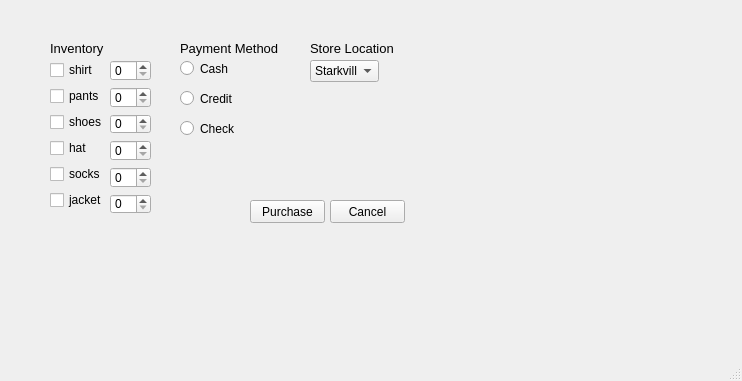
Qt form storeMain.ui (sam1117/group14SE) before a commit.
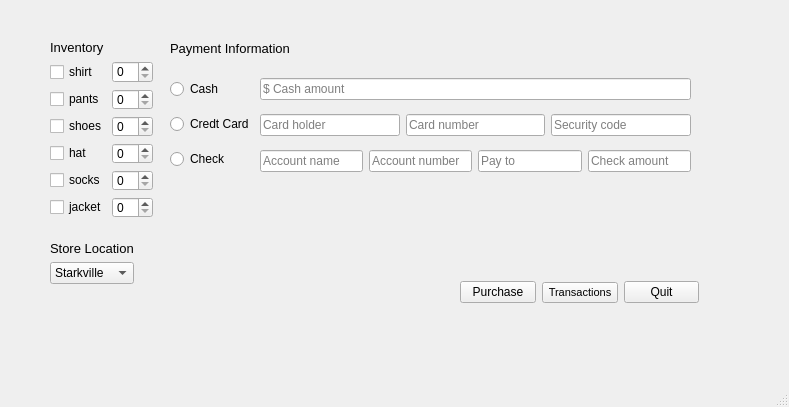
The same form after that commit.

Commit message: Made improvements to main interface

What changed in the file:
```diff
--- a/storeMain.ui
+++ b/storeMain.ui
@@ -6,8 +6,8 @@
    <rect>
     <x>0</x>
     <y>0</y>
-    <width>742</width>
-    <height>381</height>
+    <width>789</width>
+    <height>407</height>
    </rect>
   </property>
   <property name="mouseTracking">
@@ -23,15 +23,144 @@
    <bool>false</bool>
   </property>
   <widget class="QWidget" name="centralwidget">
+   <widget class="QLabel" name="label_2">
+    <property name="geometry">
+     <rect>
+      <x>170</x>
+      <y>40</y>
+      <width>131</width>
+      <height>16</height>
+     </rect>
+    </property>
+    <property name="font">
+     <font>
+      <pointsize>10</pointsize>
+     </font>
+    </property>
+    <property name="text">
+     <string>Payment Information</string>
+    </property>
+   </widget>
+   <widget class="QWidget" name="layoutWidget_2">
+    <property name="geometry">
+     <rect>
+      <x>170</x>
+      <y>70</y>
+      <width>521</width>
+      <height>111</height>
+     </rect>
+    </property>
+    <layout class="QHBoxLayout" name="horizontalLayout_4">
+     <item>
+      <layout class="QVBoxLayout" name="verticalLayout_4">
+       <item>
+        <widget class="QRadioButton" name="cash_radioButton">
+         <property name="text">
+          <string>Cash</string>
+         </property>
+        </widget>
+       </item>
+       <item>
+        <widget class="QRadioButton" name="credit_radioButton">
+         <property name="text">
+          <string>Credt Card</string>
+         </property>
+        </widget>
+       </item>
+       <item>
+        <widget class="QRadioButton" name="check_radioButton">
+         <property name="text">
+          <string>Check</string>
+         </property>
+        </widget>
+       </item>
+      </layout>
+     </item>
+     <item>
+      <layout class="QVBoxLayout" name="verticalLayout_6">
+       <item>
+        <widget class="QLineEdit" name="cash_LineText">
+         <property name="placeholderText">
+          <string>$ Cash amount</string>
+         </property>
+        </widget>
+       </item>
+       <item>
+        <layout class="QHBoxLayout" name="horizontalLayout_3">
+         <item>
+          <widget class="QLineEdit" name="creditName_lineEdit">
+           <property name="placeholderText">
+            <string>Card holder</string>
+           </property>
+          </widget>
+         </item>
+         <item>
+          <widget class="QLineEdit" name="creditNumber_lineEdit">
+           <property name="placeholderText">
+            <string>Card number</string>
+           </property>
+          </widget>
+         </item>
+         <item>
+          <widget class="QLineEdit" name="creditCSV_lineEdit">
+           <property name="placeholderText">
+            <string>Security code</string>
+           </property>
+          </widget>
+         </item>
+        </layout>
+       </item>
+       <item>
+        <layout class="QHBoxLayout" name="horizontalLayout_5">
+         <item>
+          <widget class="QLineEdit" name="checkHolder_lineEdit">
+           <property name="text">
+            <string/>
+           </property>
+           <property name="placeholderText">
+            <string>Account name</string>
+           </property>
+          </widget>
+         </item>
+         <item>
+          <widget class="QLineEdit" name="checkAccount_lineEdit">
+           <property name="placeholderText">
+            <string>Account number</string>
+           </property>
+          </widget>
+         </item>
+         <item>
+          <widget class="QLineEdit" name="checkPayTo_lineEdit">
+           <property name="placeholderText">
+            <string>Pay to</string>
+           </property>
+          </widget>
+         </item>
+         <item>
+          <widget class="QLineEdit" name="checkAmount_lineEdit">
+           <property name="placeholderText">
+            <string>Check amount</string>
+           </property>
+          </widget>
+         </item>
+        </layout>
+       </item>
+      </layout>
+     </item>
+    </layout>
+   </widget>
+   <widget class="QWidget" name="">
+    <property name="geometry">
+     <rect>
+      <x>50</x>
+      <y>240</y>
+      <width>84</width>
+      <height>44</height>
+     </rect>
+    </property>
+    <layout class="QVBoxLayout" name="verticalLayout_5">
+     <item>
    <widget class="QLabel" name="label_3">
-    <property name="geometry">
-     <rect>
-      <x>310</x>
-      <y>40</y>
-      <width>101</width>
-      <height>16</height>
-     </rect>
-    </property>
     <property name="font">
      <font>
       <pointsize>10</pointsize>
@@ -41,15 +170,51 @@
      <string>Store Location</string>
     </property>
    </widget>
-   <widget class="QWidget" name="layoutWidget">
+     </item>
+     <item>
+      <widget class="QComboBox" name="comboBox">
+       <item>
+        <property name="text">
+         <string>Starkville</string>
+        </property>
+       </item>
+       <item>
+        <property name="text">
+         <string>Jackson</string>
+        </property>
+       </item>
+       <item>
+        <property name="text">
+         <string>Memphis</string>
+        </property>
+       </item>
+      </widget>
+     </item>
+    </layout>
+   </widget>
+   <widget class="QWidget" name="">
     <property name="geometry">
      <rect>
       <x>50</x>
-      <y>60</y>
-      <width>101</width>
-      <height>154</height>
+      <y>40</y>
+      <width>103</width>
+      <height>178</height>
      </rect>
     </property>
+    <layout class="QVBoxLayout" name="verticalLayout_3">
+     <item>
+      <widget class="QLabel" name="label">
+       <property name="font">
+        <font>
+         <pointsize>10</pointsize>
+        </font>
+       </property>
+       <property name="text">
+        <string>Inventory</string>
+       </property>
+      </widget>
+     </item>
+     <item>
     <layout class="QHBoxLayout" name="horizontalLayout">
      <item>
       <layout class="QVBoxLayout" name="verticalLayout_2">
@@ -120,132 +285,49 @@
       </layout>
      </item>
     </layout>
-   </widget>
-   <widget class="QLabel" name="label">
-    <property name="geometry">
-     <rect>
-      <x>50</x>
-      <y>40</y>
-      <width>81</width>
-      <height>16</height>
-     </rect>
-    </property>
-    <property name="font">
-     <font>
-      <pointsize>10</pointsize>
-     </font>
-    </property>
-    <property name="text">
-     <string>Inventory</string>
-    </property>
-   </widget>
-   <widget class="QComboBox" name="comboBox">
-    <property name="geometry">
-     <rect>
-      <x>310</x>
-      <y>60</y>
-      <width>69</width>
-      <height>22</height>
-     </rect>
-    </property>
-    <item>
-     <property name="text">
-      <string>Starkville</string>
-     </property>
-    </item>
-    <item>
-     <property name="text">
-      <string>Jackson</string>
-     </property>
-    </item>
-    <item>
-     <property name="text">
-      <string>Memphis</string>
-     </property>
-    </item>
+     </item>
+    </layout>
    </widget>
-   <widget class="QRadioButton" name="credit_payment">
+   <widget class="QWidget" name="">
     <property name="geometry">
      <rect>
-      <x>180</x>
-      <y>90</y>
-      <width>82</width>
-      <height>17</height>
+      <x>460</x>
+      <y>280</y>
+      <width>239</width>
+      <height>25</height>
      </rect>
     </property>
-    <property name="text">
-     <string>Credit</string>
-    </property>
-   </widget>
+    <layout class="QHBoxLayout" name="horizontalLayout_2">
+     <item>
    <widget class="QPushButton" name="purchase">
-    <property name="geometry">
-     <rect>
-      <x>250</x>
-      <y>200</y>
-      <width>75</width>
-      <height>23</height>
-     </rect>
-    </property>
     <property name="text">
      <string>Purchase</string>
     </property>
    </widget>
-   <widget class="QRadioButton" name="check_payment">
-    <property name="geometry">
-     <rect>
-      <x>180</x>
-      <y>120</y>
-      <width>82</width>
-      <height>17</height>
-     </rect>
-    </property>
-    <property name="text">
-     <string>Check</string>
-    </property>
-   </widget>
-   <widget class="QLabel" name="label_2">
-    <property name="geometry">
-     <rect>
-      <x>180</x>
-      <y>40</y>
-      <width>101</width>
-      <height>16</height>
-     </rect>
-    </property>
+     </item>
+     <item>
+      <widget class="QPushButton" name="search_transactions">
     <property name="font">
      <font>
-      <pointsize>10</pointsize>
+         <pointsize>8</pointsize>
      </font>
     </property>
     <property name="text">
-     <string>Payment Method</string>
-    </property>
-   </widget>
-   <widget class="QRadioButton" name="cash_payment">
-    <property name="geometry">
-     <rect>
-      <x>180</x>
-      <y>60</y>
-      <width>82</width>
-      <height>17</height>
-     </rect>
-    </property>
-    <property name="text">
-     <string>Cash</string>
-    </property>
-   </widget>
-   <widget class="QPushButton" name="cancel">
-    <property name="geometry">
-     <rect>
-      <x>330</x>
-      <y>200</y>
-      <width>75</width>
-      <height>23</height>
-     </rect>
-    </property>
+        <string>Transactions</string>
+       </property>
+       <property name="checkable">
+        <bool>false</bool>
+       </property>
+      </widget>
+     </item>
+     <item>
+      <widget class="QPushButton" name="quit">
     <property name="text">
-     <string>Cancel</string>
-    </property>
+        <string>Quit</string>
+       </property>
+      </widget>
+     </item>
+    </layout>
    </widget>
   </widget>
   <widget class="QMenuBar" name="menubar">
```
Left out of the diff: 5 changed lines with no effect on the pictures. Lines whose indentation alone changed are shown as unchanged. The commit also changes 1 other file.
